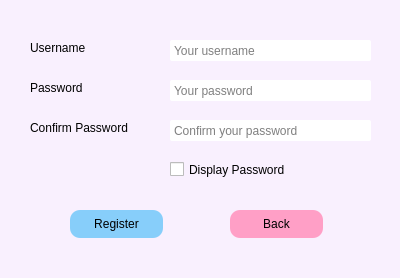
Galaxies99/MS125-chatroom-client, file regist.ui: the form before one commit.
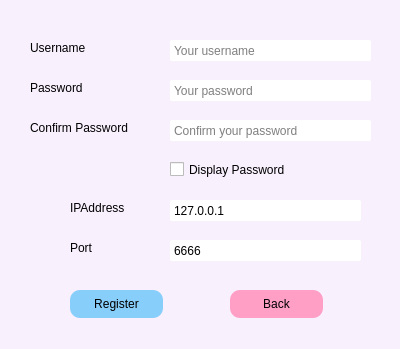
The form after the commit.

What changed in the file:
```diff
--- a/regist.ui
+++ b/regist.ui
@@ -7,7 +7,7 @@
     <x>0</x>
     <y>0</y>
     <width>400</width>
-    <height>278</height>
+    <height>349</height>
    </rect>
   </property>
   <property name="windowTitle">
@@ -164,7 +164,7 @@
    <property name="geometry">
     <rect>
      <x>70</x>
-     <y>210</y>
+     <y>290</y>
      <width>93</width>
      <height>28</height>
     </rect>
@@ -188,7 +188,7 @@
    <property name="geometry">
     <rect>
      <x>230</x>
-     <y>210</y>
+     <y>290</y>
      <width>93</width>
      <height>28</height>
     </rect>
@@ -206,6 +206,92 @@
     <string>Back</string>
    </property>
   </widget>
+  <widget class="QLabel" name="extLabel_3">
+   <property name="geometry">
+    <rect>
+     <x>70</x>
+     <y>240</y>
+     <width>72</width>
+     <height>15</height>
+    </rect>
+   </property>
+   <property name="styleSheet">
+    <string notr="true">QLabel { font-family: &quot;Microsoft YaHei&quot;; }</string>
+   </property>
+   <property name="text">
+    <string>Port</string>
+   </property>
+  </widget>
+  <widget class="QLineEdit" name="ipEdit">
+   <property name="geometry">
+    <rect>
+     <x>170</x>
+     <y>200</y>
+     <width>191</width>
+     <height>21</height>
+    </rect>
+   </property>
+   <property name="styleSheet">
+    <string notr="true">QLineEdit { 
+	font-family: &quot;Microsoft YaHei&quot;; 
+	padding: 2px;
+	border-radius: 2px;
+	border: 1px, solid #000000;
+}
+QLineEdit:hover {
+	border: 1px solid #34495E;
+}</string>
+   </property>
+   <property name="text">
+    <string>127.0.0.1</string>
+   </property>
+   <property name="placeholderText">
+    <string/>
+   </property>
+  </widget>
+  <widget class="QLabel" name="extLabel_2">
+   <property name="geometry">
+    <rect>
+     <x>70</x>
+     <y>200</y>
+     <width>72</width>
+     <height>15</height>
+    </rect>
+   </property>
+   <property name="styleSheet">
+    <string notr="true">QLabel { font-family: &quot;Microsoft YaHei&quot;; }</string>
+   </property>
+   <property name="text">
+    <string>IPAddress</string>
+   </property>
+  </widget>
+  <widget class="QLineEdit" name="portEdit">
+   <property name="geometry">
+    <rect>
+     <x>170</x>
+     <y>240</y>
+     <width>191</width>
+     <height>21</height>
+    </rect>
+   </property>
+   <property name="styleSheet">
+    <string notr="true">QLineEdit { 
+	font-family: &quot;Microsoft YaHei&quot;; 
+	padding: 2px;
+	border-radius: 2px;
+	border: 1px, solid #000000;
+}
+QLineEdit:hover {
+	border: 1px solid #34495E;
+}</string>
+   </property>
+   <property name="text">
+    <string>6666</string>
+   </property>
+   <property name="placeholderText">
+    <string/>
+   </property>
+  </widget>
  </widget>
  <resources/>
  <connections>
```
